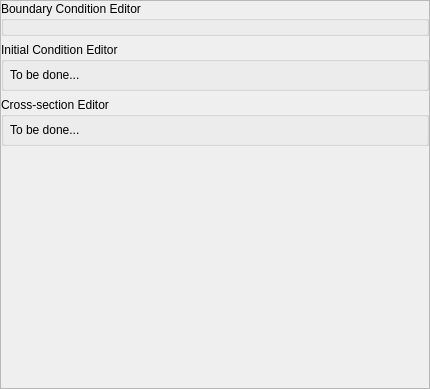
Old version of the form flo2d/ui/f2d_widget.ui in the repository FLO-2DSoftware/qgis-flo-2d-plugin.
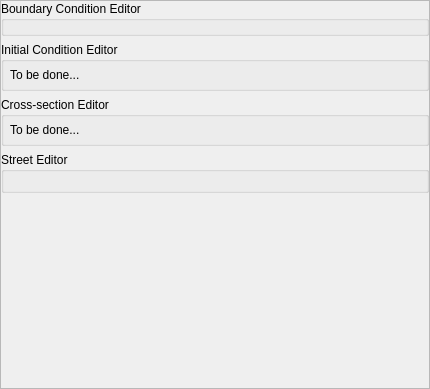
New version of the form. Custom widgets are drawn as their Qt base class.

Commit message: Updated streets schematizing methods.

```diff
--- a/flo2d/ui/f2d_widget.ui
+++ b/flo2d/ui/f2d_widget.ui
@@ -33,8 +33,8 @@
        <rect>
         <x>0</x>
         <y>0</y>
-        <width>426</width>
-        <height>385</height>
+        <width>428</width>
+        <height>387</height>
        </rect>
       </property>
       <layout class="QVBoxLayout" name="verticalLayout_5">
@@ -135,6 +135,18 @@
          </layout>
         </widget>
        </item>
+       <item>
+        <widget class="QgsCollapsibleGroupBox" name="mGroupBox_3">
+         <property name="title">
+          <string>Street Editor</string>
+         </property>
+         <layout class="QGridLayout" name="gridLayout_4">
+          <item row="0" column="0">
+           <layout class="QHBoxLayout" name="street_editor_lout"/>
+          </item>
+         </layout>
+        </widget>
+       </item>
        <item>
         <spacer name="verticalSpacer">
          <property name="orientation">
```
The commit also changes 2 other files.
